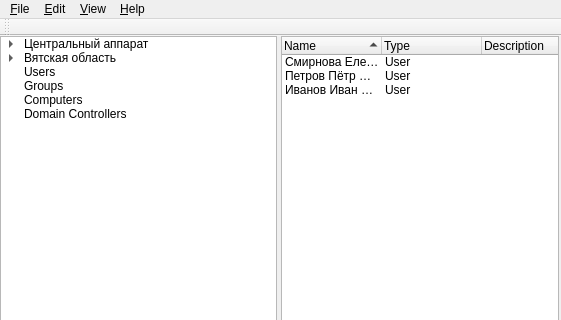
The window that mainwindow.ui (altlinuxteam/admc-old) describes before a commit, drawn with Qt 5; both pictures show x 0 to 561 and y 0 to 320 of the 993 by 646 pixel window.
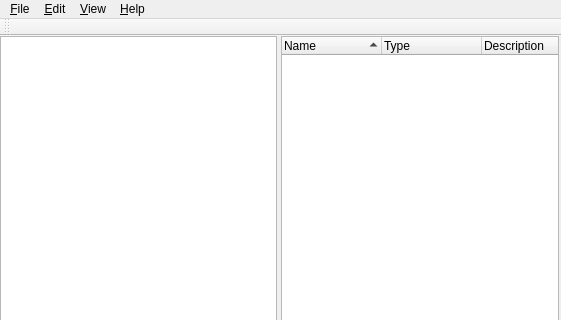
The same window after the commit. Icons and pictures are not drawn.

Commit message: Add empty hierarchy LDAP object model

Diff of the .ui file:
```diff
--- a/mainwindow.ui
+++ b/mainwindow.ui
@@ -35,63 +35,10 @@
       <property name="orientation">
        <enum>Qt::Horizontal</enum>
       </property>
-      <widget class="QTreeWidget" name="hierarchy">
-       <attribute name="headerVisible">
-        <bool>false</bool>
+      <widget class="QTreeView" name="hierarchy">
+       <attribute name="headerDefaultSectionSize">
+        <number>0</number>
        </attribute>
-       <column>
-        <property name="text">
-         <string>Object</string>
-        </property>
-       </column>
-       <item>
-        <property name="text">
-         <string>Центральный аппарат</string>
-        </property>
-        <item>
-         <property name="text">
-          <string>Бухгалтерия</string>
-         </property>
-        </item>
-       </item>
-       <item>
-        <property name="text">
-         <string>Вятская область</string>
-        </property>
-        <item>
-         <property name="text">
-          <string>Отдел продаж</string>
-         </property>
-        </item>
-       </item>
-       <item>
-        <property name="text">
-         <string>Users</string>
-        </property>
-        <property name="icon">
-         <iconset resource="resources.qrc">
-          <normaloff>:/icons/group.png</normaloff>:/icons/group.png</iconset>
-        </property>
-       </item>
-       <item>
-        <property name="text">
-         <string>Groups</string>
-        </property>
-        <property name="icon">
-         <iconset resource="resources.qrc">
-          <normaloff>:/icons/group.png</normaloff>:/icons/group.png</iconset>
-        </property>
-       </item>
-       <item>
-        <property name="text">
-         <string>Computers</string>
-        </property>
-       </item>
-       <item>
-        <property name="text">
-         <string>Domain Controllers</string>
-        </property>
-       </item>
       </widget>
       <widget class="QTreeWidget" name="objects">
        <property name="rootIsDecorated">
@@ -115,42 +62,6 @@
          <string>Description</string>
         </property>
        </column>
-       <item>
-        <property name="text">
-         <string>Смирнова Елена Васильевна</string>
-        </property>
-        <property name="icon">
-         <iconset resource="resources.qrc">
-          <normaloff>:/icons/user.png</normaloff>:/icons/user.png</iconset>
-        </property>
-        <property name="text">
-         <string>User</string>
-        </property>
-       </item>
-       <item>
-        <property name="text">
-         <string>Петров Пётр Петрович</string>
-        </property>
-        <property name="icon">
-         <iconset resource="resources.qrc">
-          <normaloff>:/icons/user.png</normaloff>:/icons/user.png</iconset>
-        </property>
-        <property name="text">
-         <string>User</string>
-        </property>
-       </item>
-       <item>
-        <property name="text">
-         <string>Иванов Иван Иванович</string>
-        </property>
-        <property name="icon">
-         <iconset resource="resources.qrc">
-          <normaloff>:/icons/user.png</normaloff>:/icons/user.png</iconset>
-        </property>
-        <property name="text">
-         <string>User</string>
-        </property>
-       </item>
       </widget>
       <widget class="QTabWidget" name="properties">
        <property name="currentIndex">
```
The commit also changes 8 other files.
